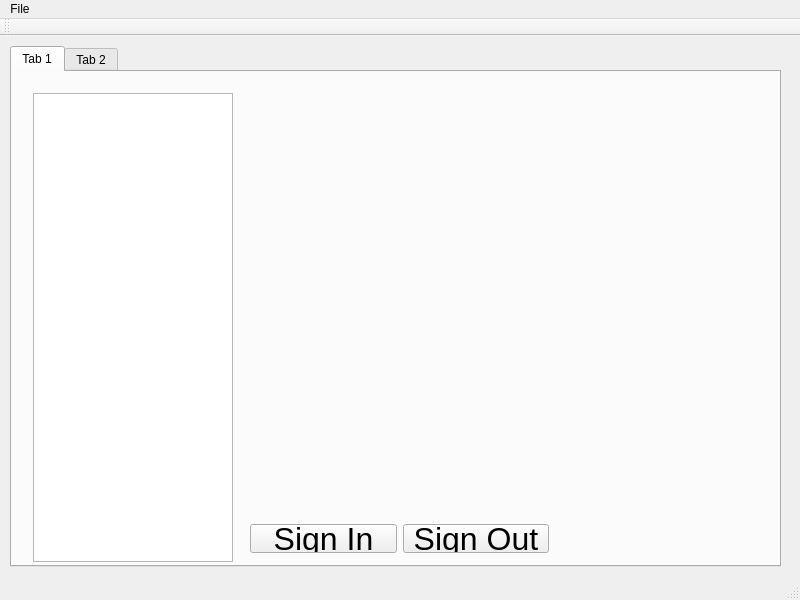
First picture: the form in mainwindow.ui, repository Perseus101/FIRSTNC-VMGR, before the edit.
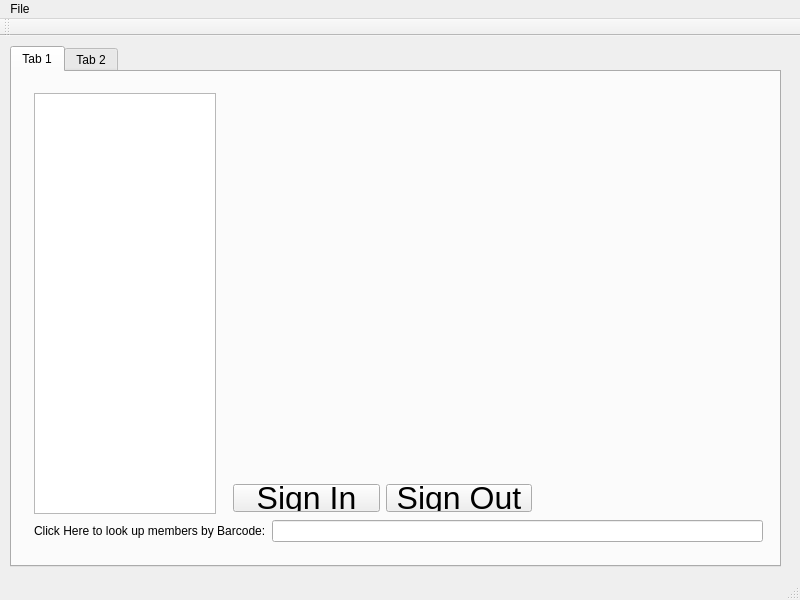
Second picture: the form after the edit.

Commit message:
Barcode Scanning
Added an input location for barcode scanning
When a member's barcode is scanned, their member view is pulled up.

What changed in the file:
```diff
--- a/mainwindow.ui
+++ b/mainwindow.ui
@@ -33,28 +33,21 @@
      <widget class="QWidget" name="layoutWidget">
       <property name="geometry">
        <rect>
-        <x>10</x>
+        <x>11</x>
         <y>10</y>
         <width>751</width>
         <height>471</height>
        </rect>
       </property>
+      <layout class="QVBoxLayout" name="verticalLayout_2">
+       <item>
       <layout class="QHBoxLayout" name="horizontalLayout">
-       <property name="sizeConstraint">
-        <enum>QLayout::SetFixedSize</enum>
-       </property>
        <item>
         <widget class="QListView" name="nameList">
-         <property name="minimumSize">
-          <size>
-           <width>200</width>
-           <height>469</height>
-          </size>
-         </property>
          <property name="maximumSize">
           <size>
            <width>200</width>
-           <height>469</height>
+             <height>16777215</height>
           </size>
          </property>
         </widget>
@@ -63,17 +56,23 @@
         <widget class="QWidget" name="memberView" native="true">
          <property name="minimumSize">
           <size>
-           <width>543</width>
-           <height>469</height>
+             <width>541</width>
+             <height>437</height>
+            </size>
+           </property>
+           <property name="maximumSize">
+            <size>
+             <width>541</width>
+             <height>437</height>
           </size>
          </property>
          <widget class="QWidget" name="layoutWidget">
           <property name="geometry">
            <rect>
             <x>0</x>
-            <y>420</y>
+              <y>380</y>
             <width>321</width>
-            <height>51</height>
+              <height>50</height>
            </rect>
           </property>
           <layout class="QHBoxLayout" name="horizontalLayout_2">
@@ -176,6 +175,22 @@
           </layout>
          </widget>
         </widget>
+         </item>
+        </layout>
+       </item>
+       <item>
+        <layout class="QHBoxLayout" name="horizontalLayout_3">
+         <item>
+          <widget class="QLabel" name="label">
+           <property name="text">
+            <string>Click Here to look up members by Barcode:</string>
+           </property>
+          </widget>
+         </item>
+         <item>
+          <widget class="QLineEdit" name="barcodeInput"/>
+         </item>
+        </layout>
        </item>
       </layout>
      </widget>
```
Lines whose indentation alone changed are shown as unchanged. The commit also changes 2 other files.
